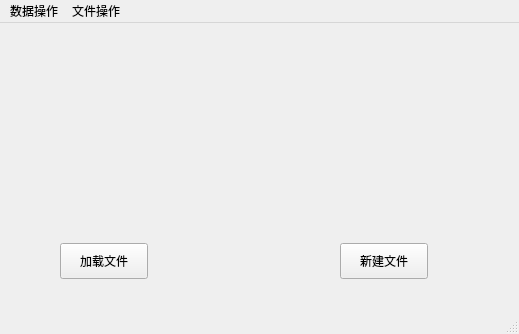
Qt form mainwindow.ui (minortex/program_design_week) before a commit.
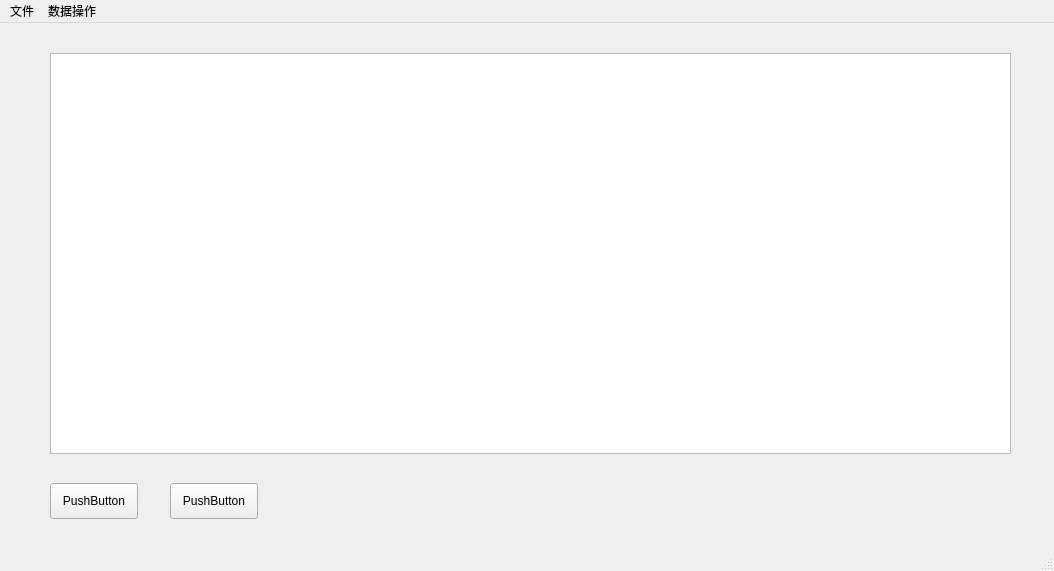
The same form after that commit.

What changed in the file:
```diff
--- a/mainwindow.ui
+++ b/mainwindow.ui
@@ -6,48 +6,48 @@
    <rect>
     <x>0</x>
     <y>0</y>
-    <width>519</width>
-    <height>334</height>
+    <width>1054</width>
+    <height>571</height>
    </rect>
   </property>
   <property name="windowTitle">
    <string>MainWindow</string>
   </property>
   <widget class="QWidget" name="centralwidget">
+   <widget class="QTableView" name="tableView">
+    <property name="geometry">
+     <rect>
+      <x>50</x>
+      <y>30</y>
+      <width>961</width>
+      <height>401</height>
+     </rect>
+    </property>
+   </widget>
    <widget class="QPushButton" name="pushButton">
     <property name="geometry">
      <rect>
-      <x>60</x>
-      <y>220</y>
+      <x>50</x>
+      <y>460</y>
       <width>88</width>
       <height>36</height>
      </rect>
     </property>
     <property name="text">
-     <string>加载文件</string>
-    </property>
-   </widget>
-   <widget class="QWidget" name="widget" native="true">
-    <property name="geometry">
-     <rect>
-      <x>200</x>
-      <y>80</y>
-      <width>120</width>
-      <height>80</height>
-     </rect>
+     <string>PushButton</string>
     </property>
    </widget>
    <widget class="QPushButton" name="pushButton_2">
     <property name="geometry">
      <rect>
-      <x>340</x>
-      <y>220</y>
+      <x>170</x>
+      <y>460</y>
       <width>88</width>
       <height>36</height>
      </rect>
     </property>
     <property name="text">
-     <string>新建文件</string>
+     <string>PushButton</string>
     </property>
    </widget>
   </widget>
@@ -57,7 +57,7 @@
     <rect>
      <x>0</x>
      <y>0</y>
-     <width>519</width>
+     <width>1054</width>
      <height>31</height>
     </rect>
    </property>
@@ -72,13 +72,13 @@
    </widget>
    <widget class="QMenu" name="fileOperation">
     <property name="title">
-     <string>文件操作</string>
+     <string>文件</string>
     </property>
     <addaction name="actionSave"/>
     <addaction name="actionLoad"/>
    </widget>
-   <addaction name="dataOperation"/>
    <addaction name="fileOperation"/>
+   <addaction name="dataOperation"/>
   </widget>
   <action name="actionNew">
    <property name="text">
```
